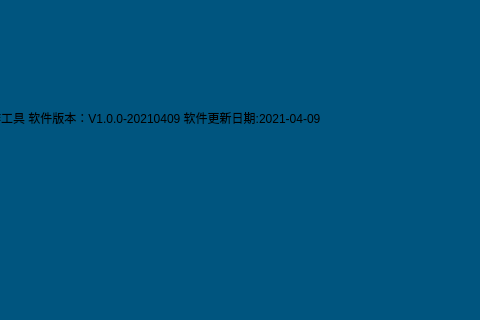
zhuym799/scan, file ScanVer1_0/mainwindow.ui: the form before one commit; both pictures show x 129 to 609 and y 0 to 320 of the 1095 by 677 pixel window.
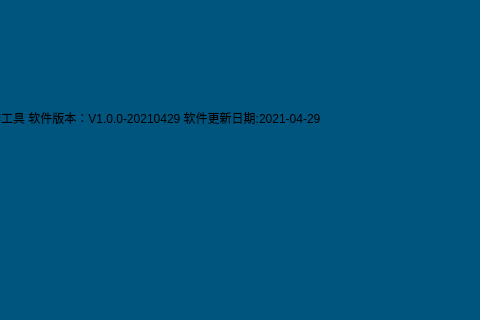
The form after the commit. Icons and pictures are not drawn.

```diff
--- a/ScanVer1_0/mainwindow.ui
+++ b/ScanVer1_0/mainwindow.ui
@@ -37,7 +37,7 @@
           <string notr="true">font: 14pt &quot;Arial&quot;;</string>
          </property>
          <property name="text">
-          <string>说明：干党扫描制作工具 软件版本：V1.0.0-20210409 软件更新日期:2021-04-09</string>
+          <string>说明：干党扫描制作工具 软件版本：V1.0.0-20210429 软件更新日期:2021-04-29</string>
          </property>
         </widget>
        </item>
```
